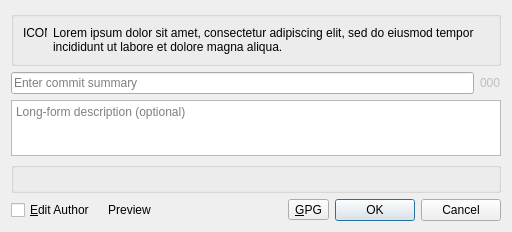
The window that gitfourchette/forms/commitdialog.ui (jorio/gitfourchette) describes before a commit, drawn with Qt 5.
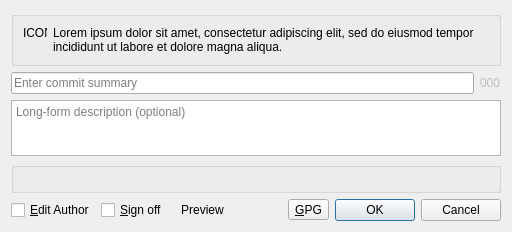
The same window after the commit. Custom widgets are drawn as their Qt base class.

```diff
--- a/gitfourchette/forms/commitdialog.ui
+++ b/gitfourchette/forms/commitdialog.ui
@@ -125,6 +125,19 @@
        </property>
       </widget>
      </item>
+     <item>
+      <widget class="QCheckBox" name="signOffCheckBox">
+       <property name="text">
+        <string>&amp;Sign off</string>
+       </property>
+       <property name="toolTip">
+        <string>Add a Signed-off-by line (Developer Certificate of Origin)</string>
+       </property>
+       <property name="checked">
+        <bool>false</bool>
+       </property>
+      </widget>
+     </item>
      <item>
       <widget class="QHintButton" name="signatureButton">
        <property name="focusPolicy">
```
